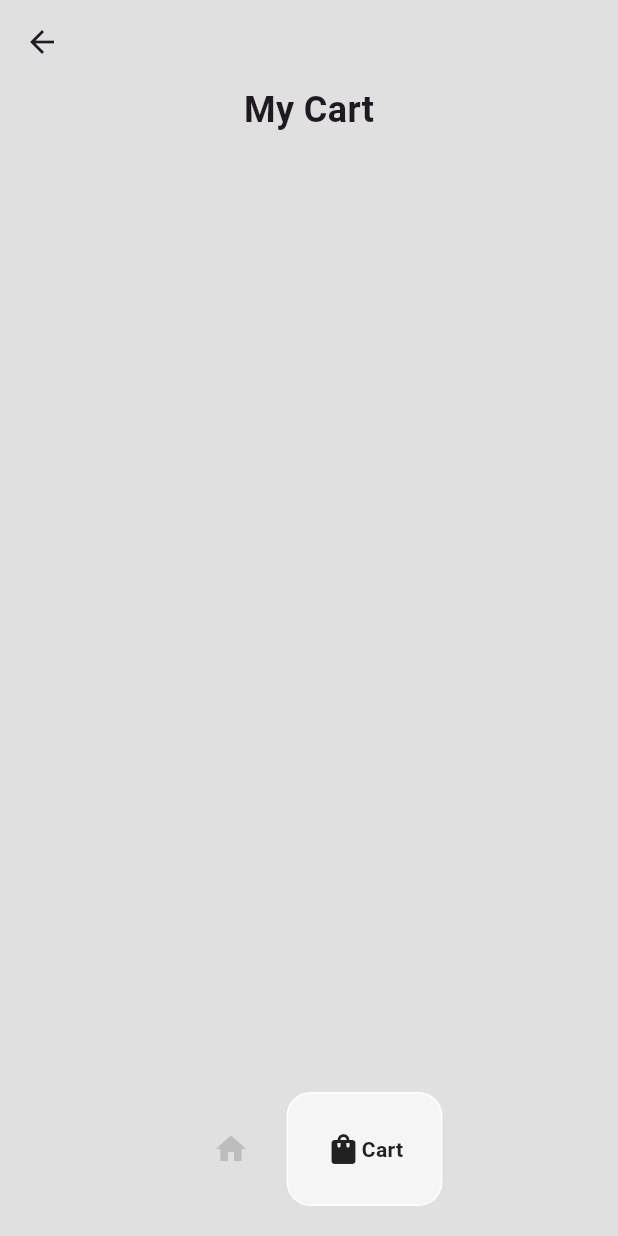
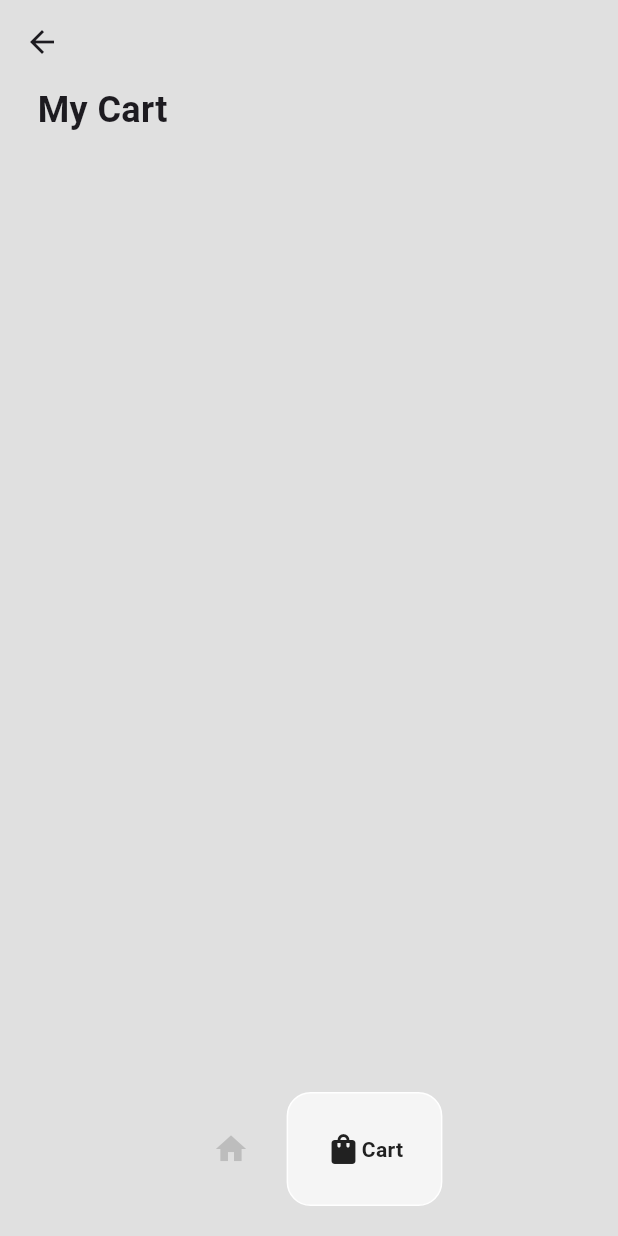
Before and after one commit to AndrewGallovich/TacoPrime, a Flutter app: the HomePage screen opened directly, item 2 of the bottom bar chosen, on a phone screen of 412 x 824 dp. Run offline on Flutter 3.47's test engine with Material 3 defaults, Android fonts, the phone set to English and light mode, and no system bars; drawn by our look-alikes of google_nav_bar.

```diff
--- a/lib/pages/cart_page.dart
+++ b/lib/pages/cart_page.dart
@@ -19,12 +19,13 @@ class _CartPageState extends State<CartPage> {
       builder: (context, value, child) => Padding(
       padding: const EdgeInsets.symmetric(horizontal: 25),
       child: Column(
+        crossAxisAlignment: CrossAxisAlignment.start,
         // heading
         children: [
           const Text('My Cart', style: TextStyle(fontWeight: FontWeight.bold, fontSize: 24),
           ),
 
-          const SizedBox(height: 10),
+          const SizedBox(height: 20),
 
           Expanded(child: ListView.builder(
             itemCount: value.getCart().length,
```
Also changed, not shown: lib/components/cart_item.dart (+32 -4 lines).
